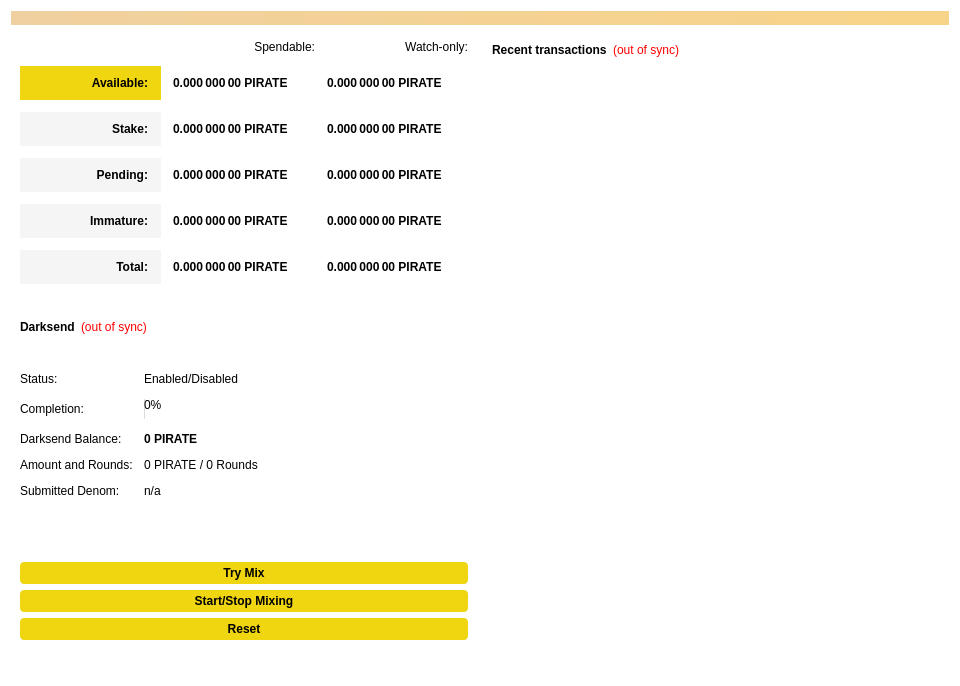
Above: src/qt/forms/overviewpage.ui from piratecash/piratecash before the change. Below: the same form after it.
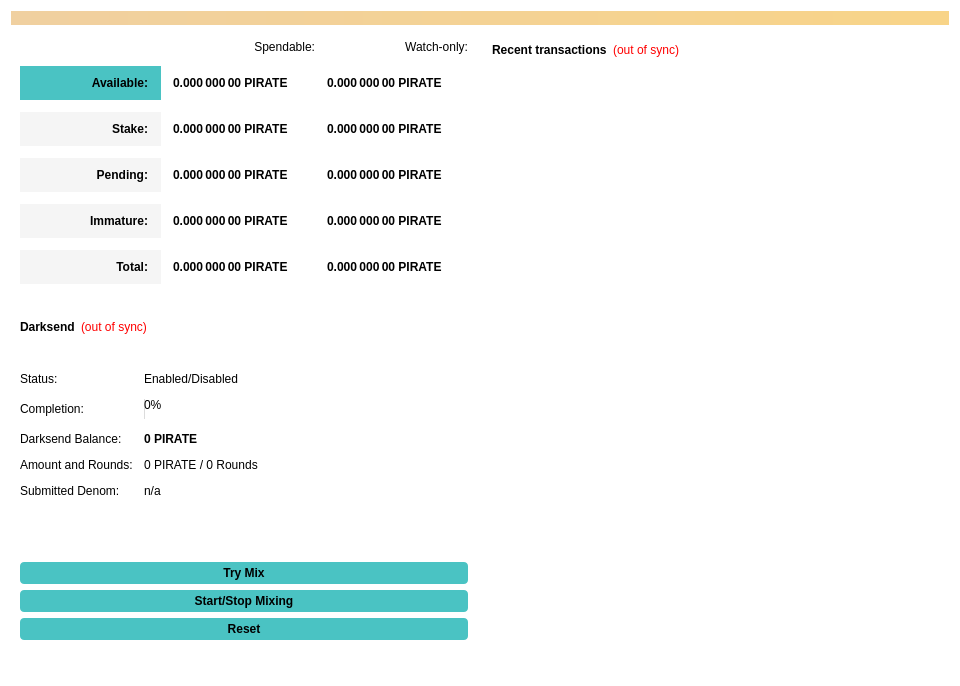
That is the form after the change.

```diff
--- a/src/qt/forms/overviewpage.ui
+++ b/src/qt/forms/overviewpage.ui
@@ -403,7 +403,7 @@
                <bool>false</bool>
               </property>
               <property name="styleSheet">
-               <string notr="true">background-color: rgb(240, 213, 17);
+               <string notr="true">background-color: rgb(74, 195, 195);
 color: rgb(0,0,0);
  font-weight: 900;
 padding: 10px;
@@ -1068,10 +1068,10 @@
              <string>Try to manually submit a Darksend request.</string>
             </property>
             <property name="styleSheet">
-             <string notr="true">background-color: rgb(240, 213, 17);
+             <string notr="true">background-color: rgb(74, 195, 195);
 color: rgb(0,0,0);
 border-radius: 4px;
-border-color:  rgb(240, 213, 17);
+border-color:  rgb(74, 195, 195);
 font-weight: 600;
 padding: 4px;
 padding-left: 10px;
@@ -1091,10 +1091,10 @@
              </sizepolicy>
             </property>
             <property name="styleSheet">
-             <string notr="true">background-color: rgb(240, 213, 17);
+             <string notr="true">background-color: rgb(74, 195, 195);
 color: rgb(0,0,0);
 border-radius: 4px;
-border-color:  rgb(240, 213, 17);
+border-color:  rgb(74, 195, 195);
 font-weight: 600;
 padding: 4px;
 padding-left: 10px;
@@ -1120,10 +1120,10 @@
              <bool>false</bool>
             </property>
             <property name="styleSheet">
-             <string notr="true">background-color: rgb(240, 213, 17);
+             <string notr="true">background-color: rgb(74, 195, 195);
 color: rgb(0,0,0);
 border-radius: 4px;
-border-color:  rgb(240, 213, 17);
+border-color:  rgb(74, 195, 195);
 font-weight: 600;
 padding: 4px;
 padding-left: 10px;
```
